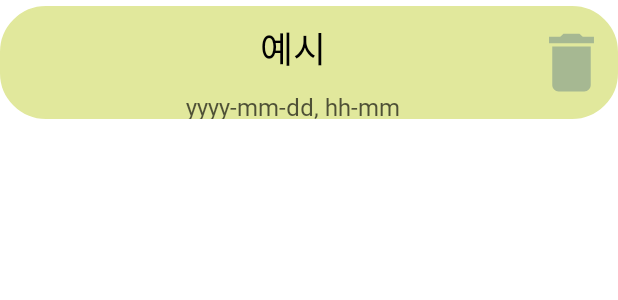
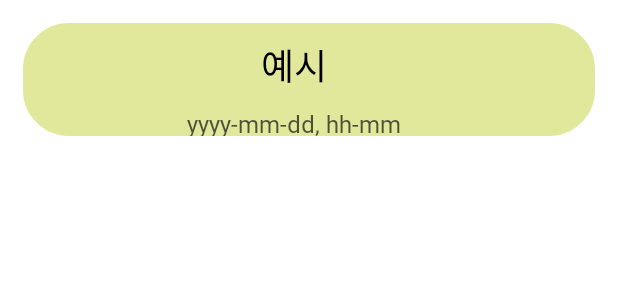
Before and after one commit to chmin1020/ShoppingCart, an Android app: the layout big_list.xml on its own in the app's theme, with its tools: preview values and no code run, on a phone screen of 412 x 824 dp. Shown: the top 300 px of the screen. Run offline under Robolectric (Android 15) with nearby library versions, the phone set to English and light mode, and no system bars.

Commit message:
update bigList item UI

```diff
--- a/app/src/main/java/com/FallTurtle/shoppingcart/activities/MainActivity.kt
+++ b/app/src/main/java/com/FallTurtle/shoppingcart/activities/MainActivity.kt
@@ -53,7 +53,7 @@ class MainActivity : AppCompatActivity() {
         }
 
         //리스트 아이템 내 삭제 버튼 클릭(adapter 커스텀 인터페이스 이용)
-        bigListAdapter.setItemClickListener(object: bigListAdapter.OnItemClickListener {
+        bigListAdapter.setItemLongClickListener(object: bigListAdapter.OnItemLongClickListener {
             override fun onClicked(v: View, position: Int) {
                 val dialog = CustomDialog(this@MainActivity, "정말 삭제하시겠습니까?")
 
--- a/app/src/main/res/layout/big_list.xml
+++ b/app/src/main/res/layout/big_list.xml
@@ -3,6 +3,7 @@
     xmlns:android="http://schemas.android.com/apk/res/android"
     android:layout_width="match_parent"
     android:layout_height="75dp"
+    android:layout_margin="15dp"
     android:weightSum="10"
     android:layout_marginVertical="4dp"
     android:clickable="true"
@@ -46,14 +47,4 @@
             android:gravity="center"/>
     </LinearLayout>
 
-    <ImageView
-        android:id="@+id/iv_delete"
-        android:layout_width="0dp"
-        android:layout_height="match_parent"
-        android:layout_weight="1.5"
-        android:src="@drawable/delete"
-        android:gravity="center"
-        android:padding="5dp"
-        android:contentDescription="@string/descript_delete" />
-
 </LinearLayout>
--- a/app/src/main/res/values-night/colors.xml
+++ b/app/src/main/res/values-night/colors.xml
@@ -5,6 +5,7 @@
     <color name="colorAccent">#19BA20</color>
 
     <color name="smallList">#ABD3AD</color>
+    <color name="bigList">#81C684</color>
 
     <color name="addCart">#9DBF74</color>
     <color name="saveBtn">#CEE8B0</color>
--- a/app/src/main/res/values/colors.xml
+++ b/app/src/main/res/values/colors.xml
@@ -5,6 +5,7 @@
     <color name="colorAccent">#009106</color>
 
     <color name="smallList">#DFFFE0</color>
+    <color name="bigList">#C0FF78</color>
 
     <color name="addCart">#82DD18</color>
     <color name="saveBtn">#A6F14E</color>
```
Also changed, not shown: app/src/main/java/com/FallTurtle/shoppingcart/adapter/bigListAdapter.kt (+7 -6 lines).
